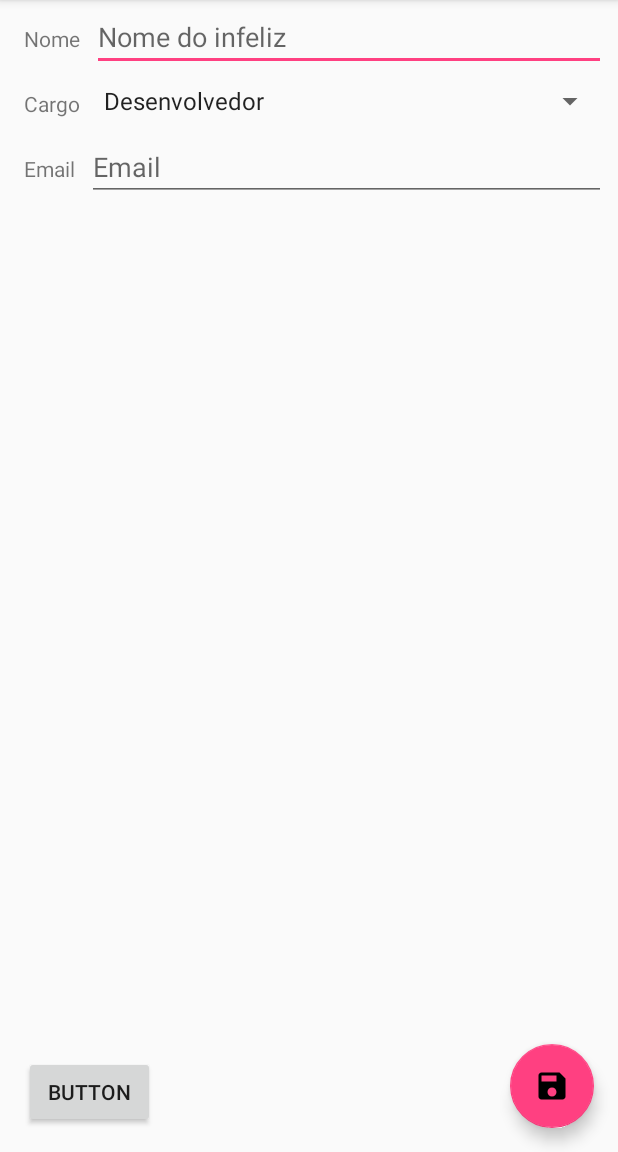
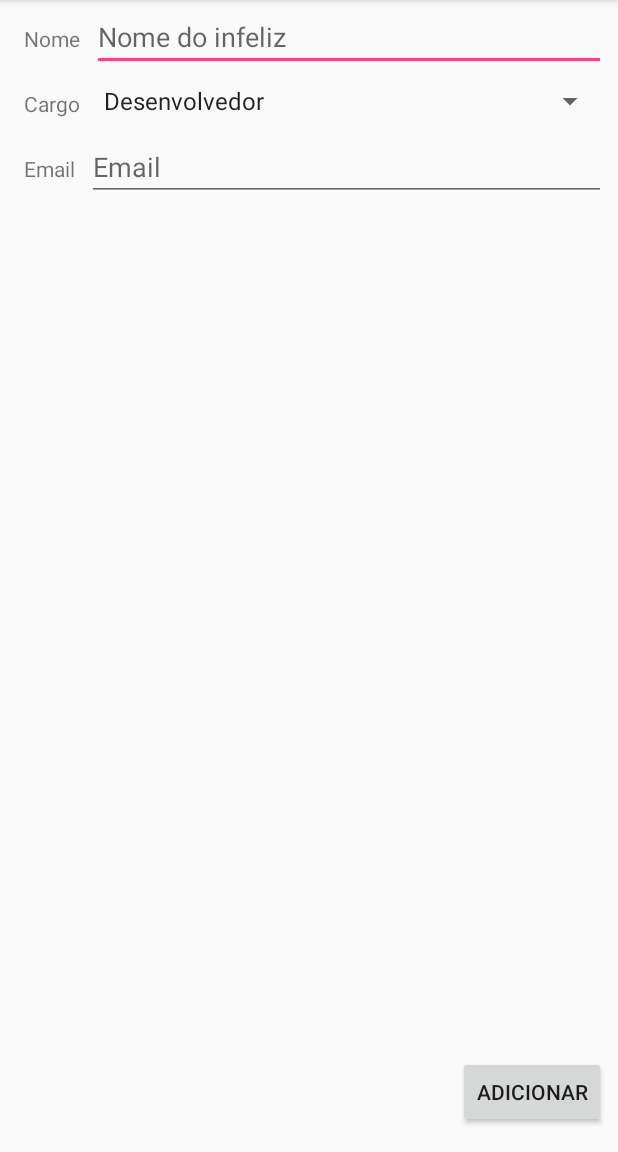
Before and after one commit to helderfalcao/daily_kotlin, an Android app: the CreateMemberActivity screen opened directly, with no data from a screen before it, on a phone screen of 412 x 824 dp, the part 84-1236 px from its top. Run offline under Robolectric (Android 15) with nearby library versions, the phone set to English and light mode, and no system bars.

Commit message:
fecha a tela de criar membros; adiciona tela de daily.

```diff
--- a/app/src/main/AndroidManifest.xml
+++ b/app/src/main/AndroidManifest.xml
@@ -22,7 +22,8 @@
             android:name=".ListMembersActivity"
             android:label="@string/title_activity_list_members"
             android:theme="@style/AppTheme.NoActionBar" />
-        <activity android:name=".CreateMemberActivity"></activity>
+        <activity android:name=".CreateMemberActivity" />
+        <activity android:name=".DailyActivity"></activity>
     </application>
 
 </manifest>
--- a/app/src/main/java/bgsong/com/br/dojokotlin/CreateMemberActivity.kt
+++ b/app/src/main/java/bgsong/com/br/dojokotlin/CreateMemberActivity.kt
@@ -32,7 +32,7 @@ class CreateMemberActivity : AppCompatActivity() {
         val membersListJson = prefs.getString(Constants.MEMBERS_KEY, "[]")
         membersList = Gson().fromJson(membersListJson, object : TypeToken<List<Member>>() {}.type)
 
-        fabCreateMember.setOnClickListener {
+        createButton.setOnClickListener {
             createNewMember()
         }
 
@@ -47,6 +47,8 @@ class CreateMemberActivity : AppCompatActivity() {
 
             val roleIndex = adapterCargo.getPosition(member.role)
             spinner.setSelection(roleIndex)
+        } else {
+            deleteButton.visibility = View.GONE
         }
     }
 
--- a/app/src/main/java/bgsong/com/br/dojokotlin/MainActivity.kt
+++ b/app/src/main/java/bgsong/com/br/dojokotlin/MainActivity.kt
@@ -21,5 +21,8 @@ class MainActivity : AppCompatActivity() {
         members_list_button.setOnClickListener {
             startActivity(Intent(this, ListMembersActivity::class.java))
         }
+        dailyButton.setOnClickListener {
+            startActivity(Intent(this, DailyActivity::class.java))
+        }
     }
 }
--- a/app/src/main/res/layout/activity_create_member.xml
+++ b/app/src/main/res/layout/activity_create_member.xml
@@ -66,25 +66,26 @@
         app:layout_constraintEnd_toEndOf="parent"
         app:layout_constraintStart_toEndOf="@+id/textView2" />
 
-    <android.support.design.widget.FloatingActionButton
-            android:id="@+id/fabCreateMember"
-            android:layout_width="wrap_content"
-            android:layout_height="wrap_content"
-            android:layout_marginBottom="16dp"
-            android:layout_marginEnd="16dp"
-            android:clickable="true"
-            app:layout_constraintBottom_toBottomOf="parent"
-            app:layout_constraintEnd_toEndOf="parent"
-            app:srcCompat="@drawable/ic_save_24dp"/>
-
     <Button
         android:id="@+id/deleteButton"
-        android:layout_width="87dp"
+        android:layout_width="wrap_content"
         android:layout_height="wrap_content"
         android:layout_marginBottom="16dp"
         android:layout_marginStart="16dp"
         android:onClick="deleteMember"
-        android:text="Button"
+        android:text="excluir"
         app:layout_constraintBottom_toBottomOf="parent"
         app:layout_constraintStart_toStartOf="parent" />
+
+    <Button
+        android:id="@+id/createButton"
+        android:layout_width="wrap_content"
+        android:layout_height="wrap_content"
+        android:layout_marginBottom="16dp"
+        android:layout_marginEnd="8dp"
+        android:onClick="deleteMember"
+        android:text="adicionar"
+        app:layout_constraintBottom_toBottomOf="parent"
+        app:layout_constraintEnd_toEndOf="parent" />
+
 </android.support.constraint.ConstraintLayout>
--- a/app/src/main/res/layout/activity_main.xml
+++ b/app/src/main/res/layout/activity_main.xml
@@ -14,13 +14,13 @@
         android:layout_marginTop="8dp"
         android:text="@string/members_text"
         app:layout_constraintBottom_toTopOf="@+id/resume_button"
-        app:layout_constraintEnd_toStartOf="@+id/daily_button"
+        app:layout_constraintEnd_toStartOf="@+id/dailyButton"
         app:layout_constraintHorizontal_bias="0.5"
         app:layout_constraintStart_toStartOf="parent"
         app:layout_constraintTop_toTopOf="parent" />
 
     <Button
-        android:id="@+id/daily_button"
+        android:id="@+id/dailyButton"
         android:layout_width="0dp"
         android:layout_height="0dp"
         android:layout_marginEnd="8dp"
@@ -56,7 +56,7 @@
         app:layout_constraintEnd_toEndOf="parent"
         app:layout_constraintHorizontal_bias="0.5"
         app:layout_constraintStart_toEndOf="@+id/resume_button"
-        app:layout_constraintTop_toBottomOf="@+id/daily_button" />
+        app:layout_constraintTop_toBottomOf="@+id/dailyButton" />
 
 
 </android.support.constraint.ConstraintLayout>
```
Also changed, not shown: app/src/main/java/bgsong/com/br/dojokotlin/DailyActivity.kt (added, +14 -0 lines), app/src/main/res/layout/activity_daily.xml (added, +9 -0 lines).
